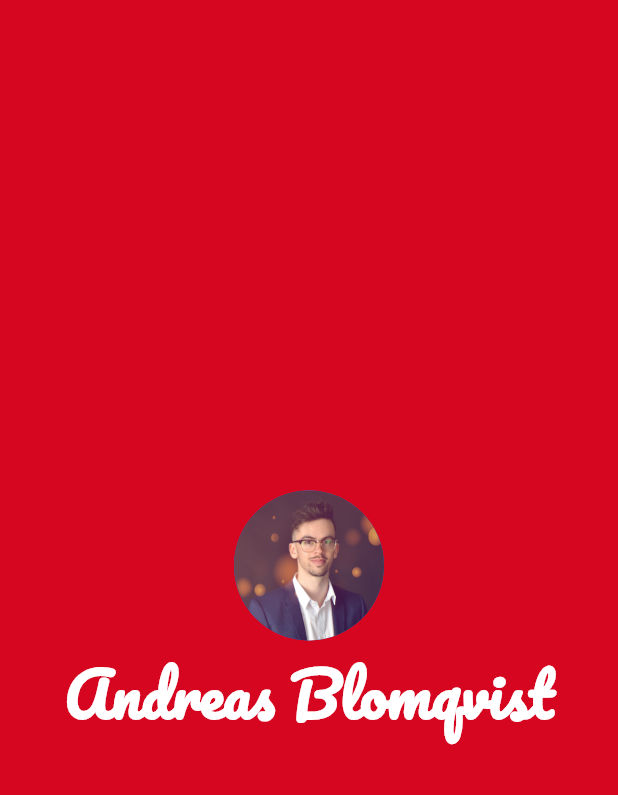
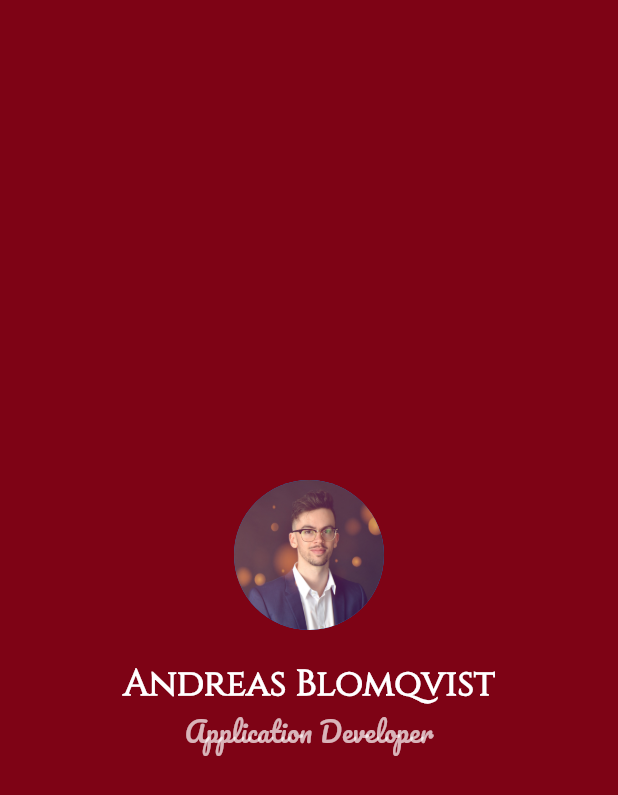
Before and after one commit to blomqvistandreas/MiCard, a Flutter app: the screen it shows after launch, on a phone screen of 412 x 824 dp. Shown: the top 795 px of the screen. Run offline on Flutter 3.47's test engine with Material 2 defaults, Android fonts, the phone set to English and light mode, and no system bars.

Commit message:
Cinzel font

```diff
--- a/lib/main.dart
+++ b/lib/main.dart
@@ -15,7 +15,7 @@ class MyApp extends StatelessWidget {
 
     return MaterialApp(
       home: Scaffold(
-          backgroundColor: Color_RedRose1,
+          backgroundColor: Color_RedRose4,
           body: SafeArea(
             child: Center(
               child: Column(
@@ -25,13 +25,24 @@ class MyApp extends StatelessWidget {
                     radius: 50,
                     backgroundImage: AssetImage('images/me.jpg'),
                   ),
+                  SizedBox(
+                    height: 20,
+                  ),
                   Text(
                     'Andreas Blomqvist',
                     style: TextStyle(
-                        fontFamily: 'Pacifico',
-                        fontSize: 40.0,
+                        fontFamily: 'Cinzel',
+                        fontSize: 24.0,
                         color: Colors.white,
                         fontWeight: FontWeight.bold),
+                  ),
+                  Text(
+                    'Application Developer',
+                    style: TextStyle(
+                      fontFamily: 'Pacifico',
+                      fontSize: 18.0,
+                      color: Colors.white70,
+                    ),
                   ),
                 ],
               ),
--- a/pubspec.yaml
+++ b/pubspec.yaml
@@ -32,6 +32,10 @@ flutter:
     - images/me.jpg
 
   fonts:
+    - family: Cinzel
+      fonts:
+        - asset: fonts/Cinzel-Regular.ttf
+
     - family: Pacifico
       fonts:
         - asset: fonts/Pacifico-Regular.ttf
```
Also changed, not shown: fonts/Cinzel-Regular.ttf (added), 13 other files.
